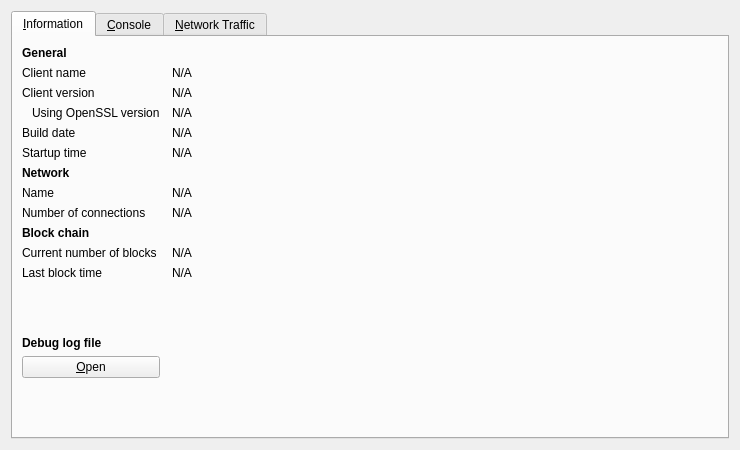
Above: src/qt/forms/rpcconsole.ui from DGCDev/digitalcoin before the change. Below: the same form after it.
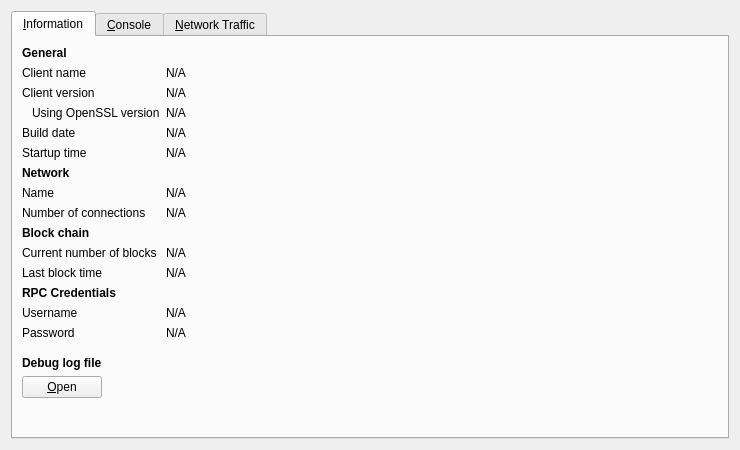
That is the form after the change. Icons and pictures are not drawn. Custom widgets are drawn as their Qt base class.

Commit message: Added Username + Password to RPC Console UI

Diff of the .ui file:
```diff
--- a/src/qt/forms/rpcconsole.ui
+++ b/src/qt/forms/rpcconsole.ui
@@ -23,10 +23,7 @@
       <attribute name="title">
        <string>&amp;Information</string>
       </attribute>
-      <layout class="QGridLayout" name="gridLayout" columnstretch="0,1">
-       <property name="horizontalSpacing">
-        <number>12</number>
-       </property>
+      <layout class="QFormLayout" name="formLayout">
        <item row="0" column="0">
         <widget class="QLabel" name="label_9">
          <property name="font">
@@ -277,6 +274,65 @@
         </widget>
        </item>
        <item row="12" column="0">
+        <widget class="QLabel" name="label_15">
+         <property name="font">
+          <font>
+           <weight>75</weight>
+           <bold>true</bold>
+          </font>
+         </property>
+         <property name="text">
+          <string>RPC Credentials</string>
+         </property>
+        </widget>
+       </item>
+       <item row="13" column="0">
+        <widget class="QLabel" name="label_4">
+         <property name="text">
+          <string>Username</string>
+         </property>
+        </widget>
+       </item>
+       <item row="13" column="1">
+        <widget class="QLabel" name="username">
+         <property name="cursor">
+          <cursorShape>IBeamCursor</cursorShape>
+         </property>
+         <property name="text">
+          <string>N/A</string>
+         </property>
+         <property name="textFormat">
+          <enum>Qt::PlainText</enum>
+         </property>
+         <property name="textInteractionFlags">
+          <set>Qt::LinksAccessibleByMouse|Qt::TextSelectableByKeyboard|Qt::TextSelectableByMouse</set>
+         </property>
+        </widget>
+       </item>
+       <item row="14" column="0">
+        <widget class="QLabel" name="label_18">
+         <property name="text">
+          <string>Password</string>
+         </property>
+        </widget>
+       </item>
+       <item row="14" column="1">
+        <widget class="QLabel" name="password">
+         <property name="cursor">
+          <cursorShape>IBeamCursor</cursorShape>
+         </property>
+         <property name="text">
+          <string>N/A</string>
+         </property>
+         <property name="textFormat">
+          <enum>Qt::PlainText</enum>
+         </property>
+         <property name="textInteractionFlags">
+          <set>Qt::LinksAccessibleByMouse|Qt::TextSelectableByKeyboard|Qt::TextSelectableByMouse</set>
+         </property>
+        </widget>
+       </item>
+       <item row="15" column="0">
         <spacer name="verticalSpacer_2">
          <property name="orientation">
           <enum>Qt::Vertical</enum>
@@ -289,7 +345,7 @@
          </property>
         </spacer>
        </item>
-       <item row="13" column="0">
+       <item row="16" column="0">
         <widget class="QLabel" name="labelDebugLogfile">
          <property name="font">
           <font>
@@ -302,7 +358,7 @@
          </property>
         </widget>
        </item>
-       <item row="14" column="0">
+       <item row="17" column="0">
         <widget class="QPushButton" name="openDebugLogfileButton">
          <property name="toolTip">
           <string>Open the Digitalcoin debug log file from the current data directory. This can take a few seconds for large log files.</string>
@@ -315,7 +371,7 @@
          </property>
         </widget>
        </item>
-       <item row="15" column="0">
+       <item row="18" column="0">
         <spacer name="verticalSpacer">
          <property name="orientation">
           <enum>Qt::Vertical</enum>
```
The commit also changes 7 other files.
